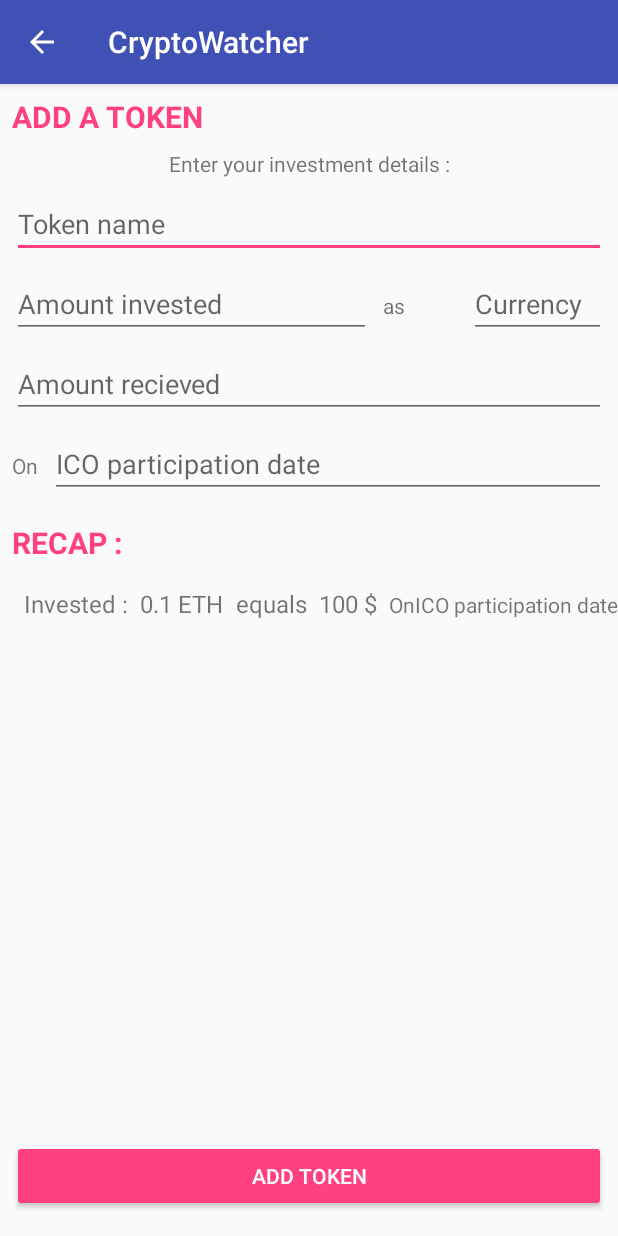
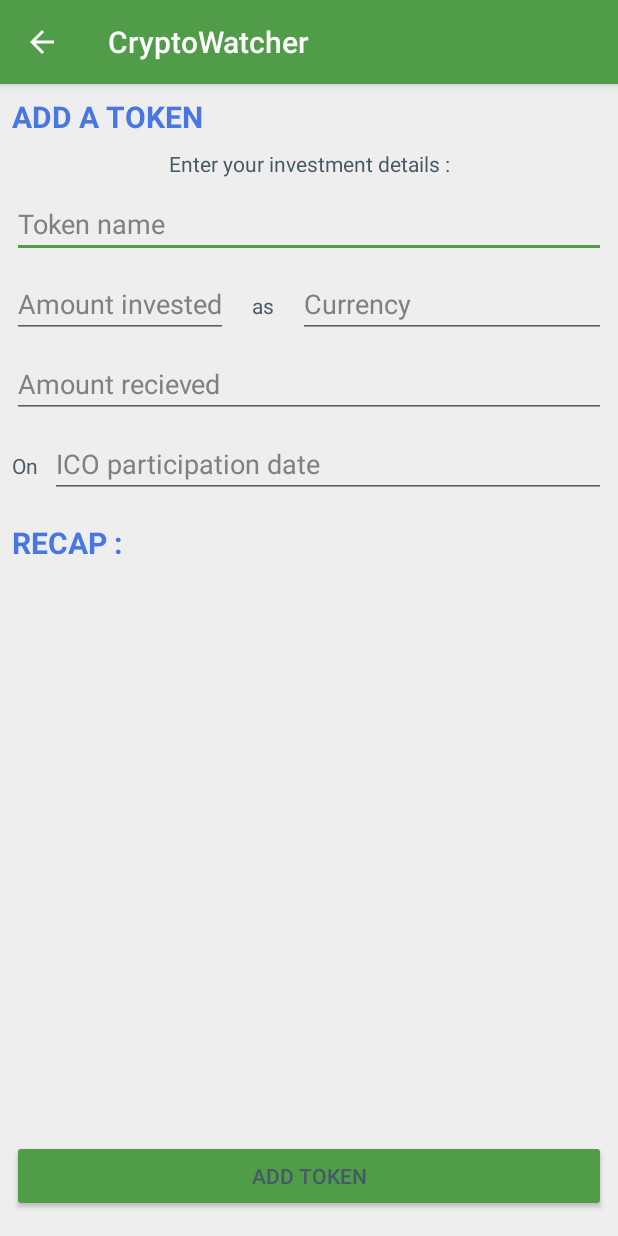
Before and after one commit to MinuteCode/CryptoWatcher, an Android app: the AddTokenActivity screen opened directly, with no data from a screen before it, on a phone screen of 412 x 824 dp. Run offline under Robolectric (Android 15) with nearby library versions, the phone set to English and light mode, and no system bars; libraries missing offline, so code that uses them is left out: com.koushikdutta.async, com.koushikdutta.ion; pictures from the network do not load; 1 statement that could not run was skipped.

Commit message:
added update time to cards changed theme colors

```diff
--- a/app/src/main/res/layout/content_add_token.xml
+++ b/app/src/main/res/layout/content_add_token.xml
@@ -43,18 +43,21 @@
 
     <EditText
         android:id="@+id/invested_amount_edit_text"
-        android:layout_width="239dp"
+        android:layout_width="wrap_content"
         android:layout_height="wrap_content"
+        android:layout_marginEnd="8dp"
         android:layout_marginStart="8dp"
         android:layout_marginTop="8dp"
         android:hint="@string/invested_amount"
         android:inputType="numberDecimal"
+        app:layout_constraintEnd_toStartOf="@+id/investment_currency_describer_textview"
+        app:layout_constraintHorizontal_bias="1.0"
         app:layout_constraintStart_toStartOf="parent"
         app:layout_constraintTop_toBottomOf="@+id/token_name_autocomplete_textview" />
 
     <TextView
         android:id="@+id/investment_currency_describer_textview"
-        android:layout_width="0dp"
+        android:layout_width="wrap_content"
         android:layout_height="wrap_content"
         android:layout_marginEnd="8dp"
         android:layout_marginStart="8dp"
@@ -66,13 +69,15 @@
 
     <android.support.v7.widget.AppCompatAutoCompleteTextView
         android:id="@+id/investment_currency_name_autocomplete_textview"
-        android:layout_width="91dp"
+        android:layout_width="0dp"
         android:layout_height="wrap_content"
         android:layout_marginEnd="8dp"
+        android:layout_marginStart="8dp"
         android:hint="@string/currency_name"
         android:inputType="textCapCharacters"
         app:layout_constraintBaseline_toBaselineOf="@id/invested_amount_edit_text"
-        app:layout_constraintEnd_toEndOf="parent" />
+        app:layout_constraintEnd_toEndOf="parent"
+        app:layout_constraintStart_toEndOf="@+id/investment_currency_describer_textview" />
 
     <TextView
         android:id="@+id/on_date_textview"
@@ -124,11 +129,40 @@
         app:layout_constraintStart_toStartOf="parent" />
 
     <TextView
+        android:id="@+id/textView6"
+        android:layout_width="wrap_content"
+        android:layout_height="wrap_content"
+        android:layout_marginEnd="8dp"
+        android:layout_marginStart="8dp"
+        android:layout_marginTop="16dp"
+        android:text="RECAP :"
+        android:textColor="@color/colorAccent"
+        android:textSize="20sp"
+        android:textStyle="bold"
+        app:layout_constraintEnd_toEndOf="parent"
+        app:layout_constraintHorizontal_bias="0.0"
+        app:layout_constraintStart_toStartOf="parent"
+        app:layout_constraintTop_toBottomOf="@+id/date_edit_text" />
+
+    <LinearLayout
+        android:id="@+id/recap_linear_layout"
+        android:layout_width="match_parent"
+        android:layout_height="wrap_content"
+        android:layout_marginEnd="8dp"
+        android:layout_marginStart="8dp"
+        android:layout_marginTop="8dp"
+        android:orientation="horizontal"
+        android:gravity="center"
+        android:visibility="gone"
+        app:layout_constraintEnd_toEndOf="parent"
+        app:layout_constraintStart_toStartOf="parent"
+        app:layout_constraintTop_toBottomOf="@id/textView6">
+
+        <TextView
             android:id="@+id/textView2"
             android:layout_width="wrap_content"
             android:layout_height="wrap_content"
             android:layout_marginStart="16dp"
-        android:layout_marginTop="16dp"
             android:text="Invested :"
             android:textSize="16sp"
             app:layout_constraintStart_toStartOf="parent"
@@ -165,22 +199,6 @@
             app:layout_constraintStart_toEndOf="@+id/textView4" />
 
         <TextView
-        android:id="@+id/textView6"
-        android:layout_width="wrap_content"
-        android:layout_height="wrap_content"
-        android:layout_marginEnd="8dp"
-        android:layout_marginStart="8dp"
-        android:layout_marginTop="16dp"
-        android:text="RECAP :"
-        android:textColor="@color/colorAccent"
-        android:textSize="20sp"
-        android:textStyle="bold"
-        app:layout_constraintEnd_toEndOf="parent"
-        app:layout_constraintHorizontal_bias="0.0"
-        app:layout_constraintStart_toStartOf="parent"
-        app:layout_constraintTop_toBottomOf="@+id/date_edit_text" />
-
-    <TextView
             android:id="@+id/textView7"
             android:layout_width="wrap_content"
             android:layout_height="wrap_content"
@@ -195,13 +213,16 @@
             android:layout_height="wrap_content"
             android:layout_marginEnd="8dp"
             android:layout_marginStart="8dp"
+            android:lines="2"
+            android:paddingEnd="8dp"
+            android:paddingStart="8dp"
             android:scrollHorizontally="false"
-        android:paddingStart="8dp"
-        android:paddingEnd="8dp"
-        android:lines="2"
-        android:text="ICO participation date"
+            android:text="01/01/2018"
+            android:gravity="center"
             app:layout_constraintBaseline_toBaselineOf="@+id/textView7"
             app:layout_constraintEnd_toEndOf="parent"
             app:layout_constraintStart_toEndOf="@+id/textView7" />
 
+    </LinearLayout>
+
 </android.support.constraint.ConstraintLayout>
--- a/app/src/main/res/values/colors.xml
+++ b/app/src/main/res/values/colors.xml
@@ -1,9 +1,11 @@
 <?xml version="1.0" encoding="utf-8"?>
 <resources>
-    <color name="colorPrimary">#3F51B5</color>
-    <color name="colorPrimaryDark">#303F9F</color>
-    <color name="colorAccent">#FF4081</color>
+    <color name="primaryBackground">#EEEEEE</color>
+    <color name="colorPrimary">#509c49</color>
+    <color name="colorPrimaryDark">#2e7d32</color>
+    <color name="colorAccent">#4977e1</color>
     <color name="colorPositive">#FF55AF20</color>
     <color name="colorNegative">#DF4751</color>
     <color name="colorNeutral">#FF26B9BE</color>
+    <color name="colorPrimaryFont">#455a64</color>
 </resources>
--- a/app/src/main/res/values/styles.xml
+++ b/app/src/main/res/values/styles.xml
@@ -5,7 +5,10 @@
         <!-- Customize your theme here. -->
         <item name="colorPrimary">@color/colorPrimary</item>
         <item name="colorPrimaryDark">@color/colorPrimaryDark</item>
-        <item name="colorAccent">@color/colorAccent</item>
+        <item name="colorAccent">@color/colorPrimary</item>
+        <item name="android:windowBackground">@color/primaryBackground</item>
+        <item name="android:textColor">@color/colorPrimaryFont</item>
+        <item name="android:textColorHint">@android:color/tertiary_text_light</item>
     </style>
 
     <style name="AppTheme.NoActionBar">
```
Also changed, not shown: app/src/main/java/minutecode/cryptowatcher/view/TokenRecapRecyclerAdapter.java (+11 -3 lines), app/src/main/res/layout/token_recap_adapter_layout.xml (+18 -3 lines). Lines whose indentation alone changed are shown as unchanged.
